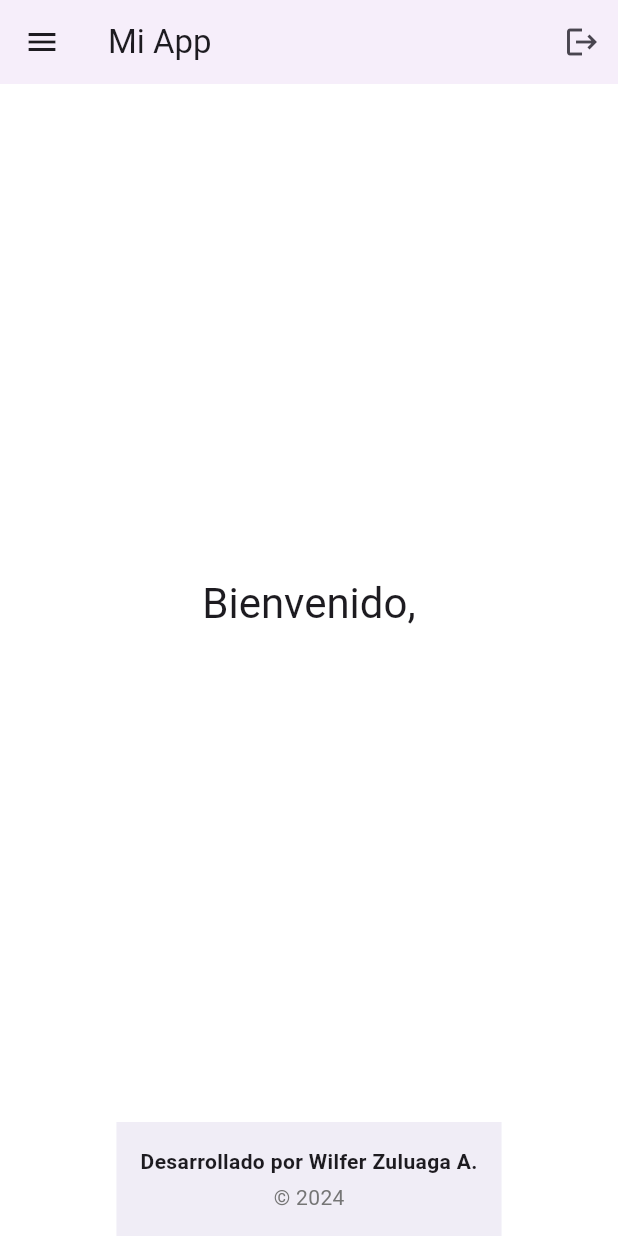
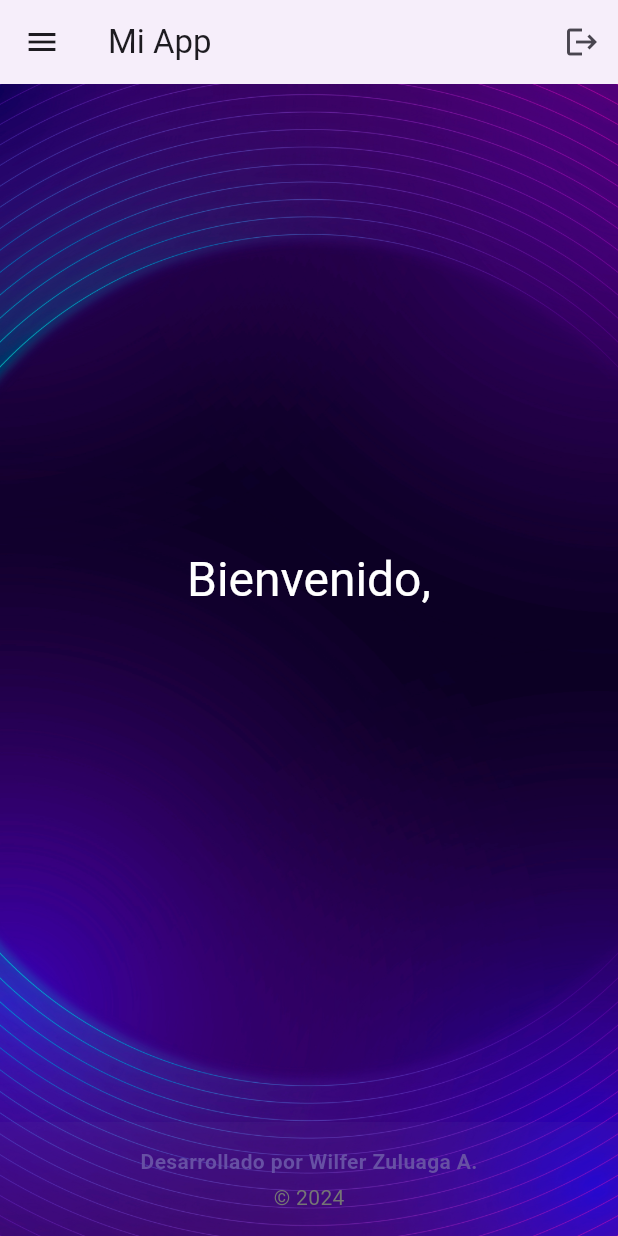
Before and after one commit to Wilpoymu/beyondshop-mobile, a Flutter app: the HomeScreen screen opened by its route, on a phone screen of 412 x 824 dp. Run offline on Flutter 3.47's test engine with Material 3 defaults, Android fonts, the phone set to English and light mode, and no system bars; our stand-ins replace shared_preferences; accounts and stored records are empty; network calls fail.

Commit message:
woa!! this one was really HARD!

```diff
--- a/lib/screens/home_screen.dart
+++ b/lib/screens/home_screen.dart
@@ -26,7 +26,17 @@ class HomeScreen extends StatelessWidget {
         ],
       ),
       drawer: const CustomDrawer(),
-      body: Column(
+      body: Stack(
+        children: [
+          Container(
+            decoration: const BoxDecoration(
+              image: DecorationImage(
+                image: AssetImage('assets/images/background.jpg'),
+                fit: BoxFit.cover,
+              ),
+            ),
+          ),
+          Column(
             children: [
               Expanded(
                 child: Center(
@@ -35,20 +45,31 @@ class HomeScreen extends StatelessWidget {
                     children: [
                       Text(
                         'Bienvenido,',
-                    style: Theme.of(context).textTheme.headlineMedium,
+                        style: Theme.of(context).textTheme.headlineMedium?.copyWith(
+                              fontSize: 32,
+                              color: Colors.white,
+                            ),
                       ),
                       if (userData != null) ...[
                         const SizedBox(height: 8),
                         Text(
-                      userData['name'] ?? 'Usuario',
-                      style: Theme.of(context).textTheme.headlineSmall,
+                          userData['username'] ?? 'Usuario',
+                          style: Theme.of(context).textTheme.headlineSmall?.copyWith(
+                                fontSize: 24,
+                                color: Colors.white,
+                              ),
                         ),
                         const SizedBox(height: 16),
                         Text(
                           userData['email'] ?? '',
-                      style: Theme.of(context).textTheme.bodyLarge,
+                          style: Theme.of(context).textTheme.bodyLarge?.copyWith(
+                                fontSize: 18,
+                                color: Colors.white70,
+                              ),
                         ),
                       ],
+                      const SizedBox(height: 32),
+                      // Removed the ElevatedButton here
                     ],
                   ),
                 ),
@@ -56,6 +77,8 @@ class HomeScreen extends StatelessWidget {
               const CustomFooter(),
             ],
           ),
+        ],
+      ),
     );
   }
 }
--- a/lib/screens/products/product_detail_screen.dart
+++ b/lib/screens/products/product_detail_screen.dart
@@ -27,6 +27,9 @@ class ProductDetailScreen extends StatelessWidget {
       ),
       body: Padding(
         padding: const EdgeInsets.all(16.0),
+        child: Card(
+          child: Padding(
+            padding: const EdgeInsets.all(16.0),
             child: Column(
               crossAxisAlignment: CrossAxisAlignment.start,
               children: [
@@ -48,6 +51,8 @@ class ProductDetailScreen extends StatelessWidget {
               ],
             ),
           ),
+        ),
+      ),
     );
   }
 }
--- a/lib/screens/products/product_search_screen.dart
+++ b/lib/screens/products/product_search_screen.dart
@@ -35,7 +35,9 @@ class _ProductSearchScreenState extends State<ProductSearchScreen> {
       ),
       body: ListView.builder(
         itemCount: products.length,
-        itemBuilder: (ctx, i) => ListTile(
+        itemBuilder: (ctx, i) => Card(
+          margin: const EdgeInsets.symmetric(vertical: 8, horizontal: 16),
+          child: ListTile(
             title: Text(products[i].name),
             trailing: Text('\$${products[i].price.toString()}'),
             onTap: () {
@@ -47,6 +49,7 @@ class _ProductSearchScreenState extends State<ProductSearchScreen> {
             },
           ),
         ),
+      ),
     );
   }
 }
--- a/lib/screens/products/products_list_screen.dart
+++ b/lib/screens/products/products_list_screen.dart
@@ -53,7 +53,9 @@ class ProductsListScreen extends StatelessWidget {
               return Consumer<ProductProvider>(
                 builder: (ctx, productProvider, child) => ListView.builder(
                   itemCount: productProvider.products.length,
-                  itemBuilder: (ctx, i) => ListTile(
+                  itemBuilder: (ctx, i) => Card(
+                    margin: const EdgeInsets.symmetric(vertical: 8, horizontal: 16),
+                    child: ListTile(
                       title: Text(productProvider.products[i].name),
                       trailing: Row(
                         mainAxisSize: MainAxisSize.min,
@@ -108,6 +110,7 @@ class ProductsListScreen extends StatelessWidget {
                       },
                     ),
                   ),
+                ),
               );
             }
           },
--- a/lib/widgets/common/custom_footer.dart
+++ b/lib/widgets/common/custom_footer.dart
@@ -6,15 +6,17 @@ class CustomFooter extends StatelessWidget {
   @override
   Widget build(BuildContext context) {
     return Container(
+      width: double.infinity,
       padding: const EdgeInsets.all(16.0),
       color: Theme.of(context).primaryColor.withOpacity(0.1),
       child: Column(
         mainAxisSize: MainAxisSize.min,
         children: [
-          const Text(
+          Text(
             'Desarrollado por Wilfer Zuluaga A.',
             style: TextStyle(
               fontWeight: FontWeight.bold,
+              color: Theme.of(context).primaryColor,
             ),
           ),
           const SizedBox(height: 4),
```
Lines whose indentation alone changed are shown as unchanged.
